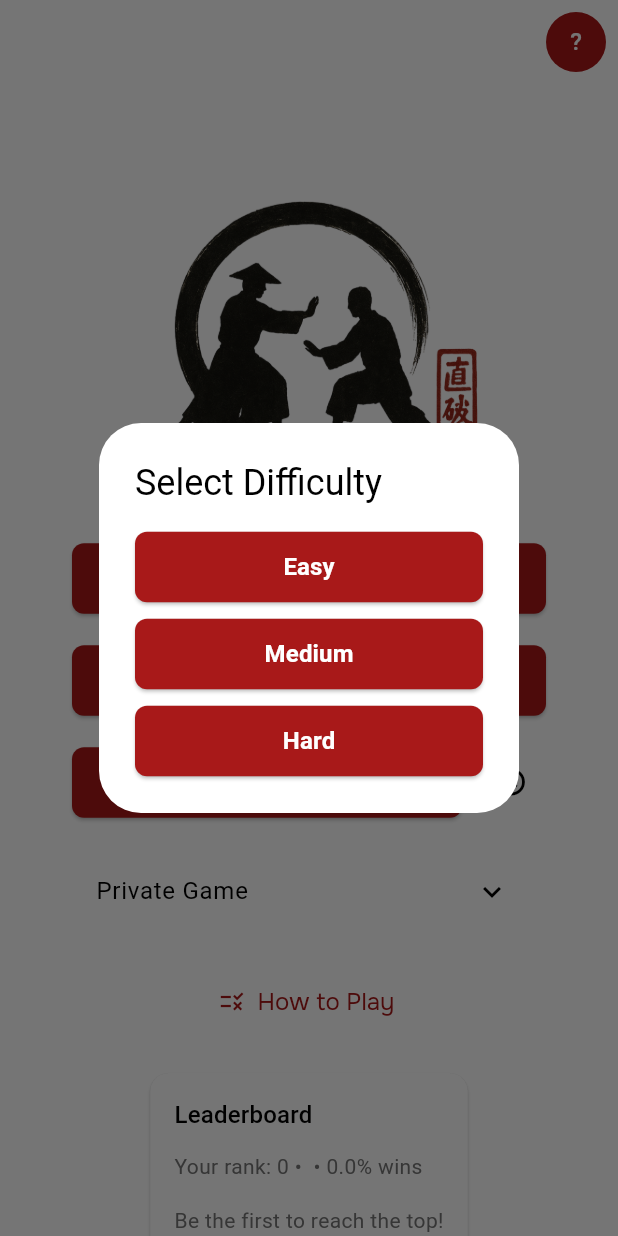
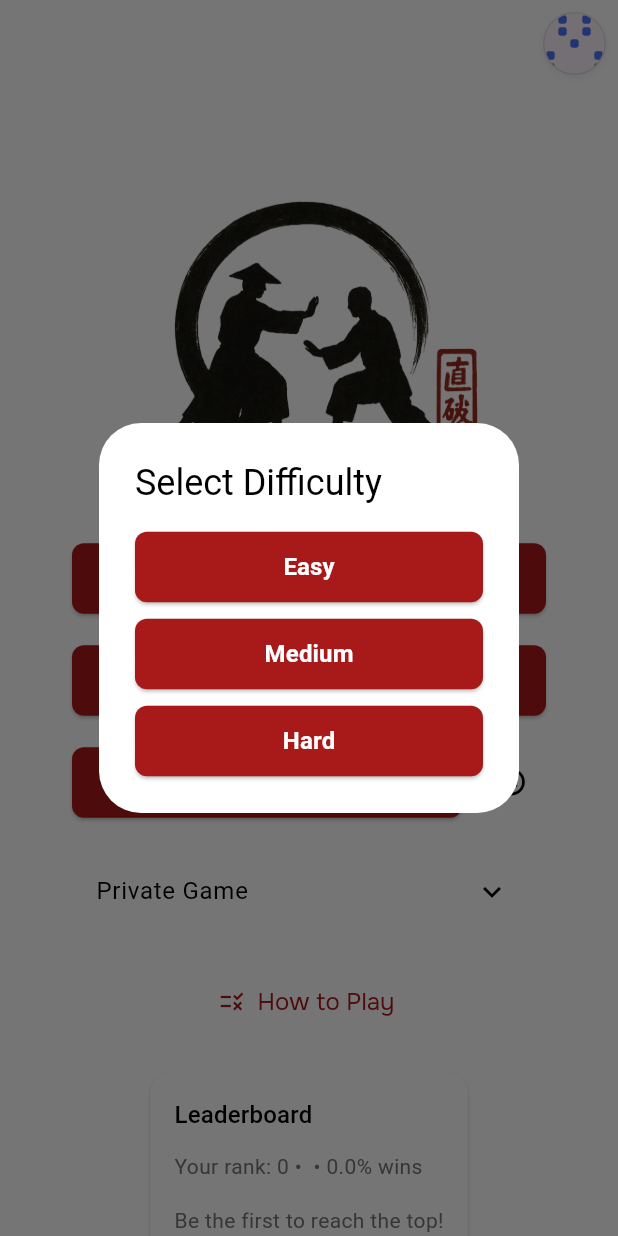
Before and after one commit to Leleocastro/onitama-game, a Flutter app: the MenuScreen screen opened directly, after a tap on "Player vs AI", on a phone screen of 412 x 824 dp. Run offline on Flutter 3.47's test engine with Material 3 defaults, Android fonts, the phone set to English and light mode, and no system bars; our stand-ins replace cached_network_image, cloud_firestore, firebase_analytics, firebase_auth, firebase_core, firebase_crashlytics and 10 more; accounts and stored records are empty; network calls fail; statements that could not run were skipped.

Commit message:
feat: username avatar algorithm

```diff
--- a/lib/screens/menu_screen.dart
+++ b/lib/screens/menu_screen.dart
@@ -11,6 +11,7 @@ import '../services/firestore_service.dart';
 import '../services/ranking_service.dart';
 import '../services/theme_manager.dart';
 import '../widgets/styled_button.dart';
+import '../widgets/username_avatar.dart';
 import './game_lobby_screen.dart';
 import './how_to_play_screen.dart';
 import './interstitial_ad_screen.dart';
@@ -30,6 +31,7 @@ class _MenuScreenState extends State<MenuScreen> {
   final FirestoreService _firestoreService = FirestoreService();
   final RankingService _rankingService = RankingService();
   final TextEditingController _gameIdController = TextEditingController();
+  final Map<String, Future<String?>> _usernameFutures = <String, Future<String?>>{};
 
   String? _playerUid;
   StreamSubscription? _gameSubscription;
@@ -411,22 +413,31 @@ class _MenuScreenState extends State<MenuScreen> {
                   }
                   if (snapshot.hasData && snapshot.data != null && !snapshot.data!.isAnonymous) {
                     final user = snapshot.data!;
-                    final initial = user.displayName?.isNotEmpty ?? false
-                        ? user.displayName![0].toUpperCase()
-                        : (user.email?.isNotEmpty ?? false ? user.email![0].toUpperCase() : '?');
+                    final usernameFuture = _usernameFutures.putIfAbsent(user.uid, () => _firestoreService.getUsername(user.uid));
+                    return FutureBuilder<String?>(
+                      future: usernameFuture,
+                      builder: (context, usernameSnapshot) {
+                        final username = usernameSnapshot.data ?? user.displayName ?? user.email ?? 'player';
                         return Padding(
                           padding: const EdgeInsets.all(8),
                           child: GestureDetector(
                             onTap: () {
                               showDialog(
                                 context: context,
-                            builder: (context) => ProfileModal(user: user),
+                                builder: (context) => ProfileModal(
+                                  user: user,
+                                  username: username,
+                                ),
                               );
                             },
-                        child: CircleAvatar(
-                          child: Text(initial),
+                            child: UsernameAvatar(
+                              username: username,
+                              size: 42,
+                              tooltip: username,
                             ),
                           ),
+                        );
+                      },
                     );
                   } else {
                     return Padding(
@@ -508,9 +519,21 @@ class _MenuScreenState extends State<MenuScreen> {
                       .map(
                         (entry) => ListTile(
                           dense: true,
-                          leading: CircleAvatar(
-                            radius: 16,
-                            child: Text('${entry.rank ?? '-'}'),
+                          contentPadding: EdgeInsets.zero,
+                          leading: SizedBox(
+                            width: 80,
+                            child: Row(
+                              mainAxisSize: MainAxisSize.min,
+                              children: [
+                                Text('${entry.rank ?? '-'}', style: Theme.of(context).textTheme.titleSmall),
+                                const SizedBox(width: 8),
+                                UsernameAvatar(
+                                  username: entry.username,
+                                  size: 32,
+                                  tooltip: entry.username,
+                                ),
+                              ],
+                            ),
                           ),
                           title: Text(entry.username),
                           subtitle: Text(l10n.leaderboardPlayerSubtitle(entry.rating, _localizedTier(entry.tier, l10n))),
--- a/lib/screens/menu_screen2.dart
+++ b/lib/screens/menu_screen2.dart
@@ -10,6 +10,7 @@ import '../l10n/app_localizations.dart';
 import '../services/firestore_service.dart';
 import '../style/theme.dart';
 import '../widgets/leaderboard_widget.dart';
+import '../widgets/username_avatar.dart';
 import 'how_to_play_screen.dart';
 import 'login_screen.dart';
 import 'profile_modal.dart';
@@ -35,6 +36,7 @@ class _MenuScreen2State extends State<MenuScreen2> {
 
   StreamSubscription<User?>? _authStateChangesSubscription;
   String? _playerUid;
+  final Map<String, Future<String?>> _usernameFutures = <String, Future<String?>>{};
 
   @override
   void initState() {
@@ -155,6 +157,8 @@ class _MenuScreen2State extends State<MenuScreen2> {
                   // if (user != null && !user.isAnonymous)
                   IconButton(
                     onPressed: () {
+                      final playerUid = user?.uid ?? _playerUid;
+                      if (playerUid == null) return;
                       showModalBottomSheet(
                         context: context,
                         isScrollControlled: true,
@@ -163,7 +167,7 @@ class _MenuScreen2State extends State<MenuScreen2> {
                         builder: (context) => Container(
                           color: Colors.transparent,
                           padding: EdgeInsets.all(20),
-                          child: LeaderboardWidget(playerUid: user!.uid),
+                          child: LeaderboardWidget(playerUid: playerUid),
                         ),
                       );
                     },
@@ -202,22 +206,30 @@ class _MenuScreen2State extends State<MenuScreen2> {
                   }
                   if (snapshot.hasData && snapshot.data != null && !snapshot.data!.isAnonymous) {
                     final user = snapshot.data!;
-                    final initial = user.displayName?.isNotEmpty ?? false
-                        ? user.displayName![0].toUpperCase()
-                        : (user.email?.isNotEmpty ?? false ? user.email![0].toUpperCase() : '?');
+                    final usernameFuture = _usernameFutures.putIfAbsent(user.uid, () => _firestoreService.getUsername(user.uid));
+                    return FutureBuilder<String?>(
+                      future: usernameFuture,
+                      builder: (context, usernameSnapshot) {
+                        final username = usernameSnapshot.data ?? user.displayName ?? user.email ?? 'player';
                         return Padding(
                           padding: const EdgeInsets.all(8),
                           child: GestureDetector(
                             onTap: () {
                               showDialog(
                                 context: context,
-                            builder: (context) => ProfileModal(user: user),
+                                builder: (context) => ProfileModal(
+                                  user: user,
+                                  username: username,
+                                ),
                               );
                             },
-                        child: CircleAvatar(
-                          child: Text(initial),
+                            child: UsernameAvatar(
+                              username: username,
+                              tooltip: username,
                             ),
                           ),
+                        );
+                      },
                     );
                   } else {
                     return Padding(
--- a/lib/screens/profile_modal.dart
+++ b/lib/screens/profile_modal.dart
@@ -5,8 +5,9 @@ import '../l10n/app_localizations.dart';
 
 class ProfileModal extends StatelessWidget {
   final User user;
+  final String username;
 
-  const ProfileModal({required this.user, super.key});
+  const ProfileModal({required this.user, required this.username, super.key});
 
   @override
   Widget build(BuildContext context) {
@@ -17,6 +18,7 @@ class ProfileModal extends StatelessWidget {
       content: Column(
         mainAxisSize: MainAxisSize.min,
         children: [
+          Text('${l10n.username}: $username'),
           Text('${l10n.email}: ${user.email ?? 'N/A'}'),
           Text('${l10n.displayName}: ${user.displayName ?? 'N/A'}'),
           const SizedBox(height: 20),
--- /dev/null
+++ b/lib/utils/avatar_generator.dart
@@ -0,0 +1,93 @@
+import 'package:flutter/material.dart';
+
+/// Immutable data required to paint a generated avatar.
+class AvatarToken {
+  const AvatarToken({
+    required this.backgroundColor,
+    required this.foregroundColor,
+    required this.pattern,
+  }) : assert(pattern.length == AvatarGenerator.gridSize * AvatarGenerator.gridSize, 'Unexpected pattern length');
+
+  final Color backgroundColor;
+  final Color foregroundColor;
+  final List<bool> pattern;
+}
+
+/// Deterministically creates identicon-like avatars from usernames, similar to GitHub.
+class AvatarGenerator {
+  static const int gridSize = 5;
+
+  static final Map<String, AvatarToken> _cache = <String, AvatarToken>{};
+
+  const AvatarGenerator._();
+
+  /// Returns a cached avatar token for the provided [username].
+  static AvatarToken fromUsername(String username) {
+    final normalized = username.trim().toLowerCase().isEmpty ? 'player' : username.trim().toLowerCase();
+    return _cache.putIfAbsent(normalized, () => _generate(normalized));
+  }
+
+  static AvatarToken _generate(String normalized) {
+    var hash = _fnv1a32(normalized);
+    final safeHash = hash & 0x7fffffff;
+    final background = _backgroundPalette[safeHash % _backgroundPalette.length];
+    final foreground = _accentPalette[(safeHash >> 3) % _accentPalette.length];
+    final pattern = List<bool>.filled(gridSize * gridSize, false);
+    final mirrorColumns = (gridSize / 2).ceil();
+
+    for (var row = 0; row < gridSize; row++) {
+      for (var column = 0; column < mirrorColumns; column++) {
+        hash = _mix(hash, row, column);
+        final shouldPaint = (hash & 0x1) == 1;
+        final leftIndex = row * gridSize + column;
+        final rightIndex = row * gridSize + (gridSize - 1 - column);
+        pattern[leftIndex] = shouldPaint;
+        pattern[rightIndex] = shouldPaint;
+      }
+    }
+
+    return AvatarToken(
+      backgroundColor: background,
+      foregroundColor: foreground,
+      pattern: pattern,
+    );
+  }
+
+  static int _mix(int baseHash, int row, int column) {
+    var hash = baseHash ^ ((row + 1) * 0x45d9f3b) ^ ((column + 7) * 0x27d4eb2d);
+    hash = (hash ^ (hash >> 16)) & 0xffffffff;
+    hash = (hash ^ (hash >> 8)) & 0xffffffff;
+    return hash;
+  }
+
+  static int _fnv1a32(String value) {
+    const fnvPrime = 0x01000193;
+    const fnvOffset = 0x811c9dc5;
+    var hash = fnvOffset;
+    for (final unit in value.codeUnits) {
+      hash ^= unit;
+      hash = (hash * fnvPrime) & 0xffffffff;
+    }
+    return hash;
+  }
+
+  static const List<Color> _backgroundPalette = <Color>[
+    Color(0xFFF6F8FA),
+    Color(0xFFEFF3F6),
+    Color(0xFFFDF2F8),
+    Color(0xFFF4F0FF),
+    Color(0xFFEEFDF5),
+    Color(0xFFECF7FF),
+  ];
+
+  static const List<Color> _accentPalette = <Color>[
+    Color(0xFF4C72FF),
+    Color(0xFF9B51E0),
+    Color(0xFFDB4437),
+    Color(0xFF0F9D58),
+    Color(0xFF00AEEF),
+    Color(0xFFF4B400),
+    Color(0xFFFD7F20),
+    Color(0xFF6D4C41),
+  ];
+}
--- a/lib/widgets/leaderboard_widget.dart
+++ b/lib/widgets/leaderboard_widget.dart
@@ -3,6 +3,7 @@ import 'package:flutter/material.dart';
 import '../l10n/app_localizations.dart';
 import '../models/leaderboard_entry.dart';
 import '../services/ranking_service.dart';
+import 'username_avatar.dart';
 
 class LeaderboardWidget extends StatefulWidget {
   const LeaderboardWidget({required this.playerUid, super.key});
@@ -84,9 +85,21 @@ class _LeaderboardWidgetState extends State<LeaderboardWidget> {
                       .map(
                         (entry) => ListTile(
                           dense: true,
-                          leading: CircleAvatar(
-                            radius: 16,
-                            child: Text('${entry.rank ?? '-'}'),
+                          contentPadding: EdgeInsets.zero,
+                          leading: SizedBox(
+                            width: 80,
+                            child: Row(
+                              mainAxisSize: MainAxisSize.min,
+                              children: [
+                                Text('${entry.rank ?? '-'}', style: Theme.of(context).textTheme.titleSmall),
+                                const SizedBox(width: 8),
+                                UsernameAvatar(
+                                  username: entry.username,
+                                  size: 32,
+                                  tooltip: entry.username,
+                                ),
+                              ],
+                            ),
                           ),
                           title: Text(entry.username),
                           subtitle: Text(l10n.leaderboardPlayerSubtitle(entry.rating, _localizedTier(entry.tier, l10n))),
--- /dev/null
+++ b/lib/widgets/username_avatar.dart
@@ -0,0 +1,86 @@
+import 'package:flutter/material.dart';
+
+import '../utils/avatar_generator.dart';
+
+/// Renders a deterministic avatar generated from a username.
+class UsernameAvatar extends StatelessWidget {
+  const UsernameAvatar({
+    required this.username,
+    this.size = 35,
+    this.tooltip,
+    super.key,
+  });
+
+  final String username;
+  final double size;
+  final String? tooltip;
+
+  @override
+  Widget build(BuildContext context) {
+    final avatarSeed = AvatarGenerator.fromUsername(username);
+    final avatar = RepaintBoundary(
+      child: Container(
+        width: size,
+        height: size,
+        decoration: BoxDecoration(
+          border: Border.all(
+            color: Theme.of(context).colorScheme.onSurface.withOpacity(0.1),
+          ),
+          shape: BoxShape.circle,
+          boxShadow: [
+            BoxShadow(
+              color: Colors.black.withOpacity(0.05),
+              blurRadius: 4,
+              offset: const Offset(0, 2),
+            ),
+          ],
+        ),
+        child: ClipOval(
+          child: CustomPaint(
+            painter: _AvatarPainter(avatarSeed),
+            size: Size.square(size),
+          ),
+        ),
+      ),
+    );
+
+    if (tooltip != null && tooltip!.isNotEmpty) {
+      return Tooltip(message: tooltip, child: avatar);
+    }
+    return avatar;
+  }
+}
+
+class _AvatarPainter extends CustomPainter {
+  _AvatarPainter(this.seed)
+      : _backgroundPaint = Paint()
+          ..color = seed.backgroundColor
+          ..style = PaintingStyle.fill,
+        _primaryPaint = Paint()
+          ..color = seed.foregroundColor
+          ..style = PaintingStyle.fill
+          ..isAntiAlias = true;
+
+  final AvatarToken seed;
+  final Paint _backgroundPaint;
+  final Paint _primaryPaint;
+
+  @override
+  void paint(Canvas canvas, Size size) {
+    canvas.drawRect(Offset.zero & size, _backgroundPaint);
+    final cellWidth = size.width / AvatarGenerator.gridSize;
+    final cellHeight = size.height / AvatarGenerator.gridSize;
+    final inset = cellWidth * 0.15;
+
+    for (var index = 0; index < seed.pattern.length; index++) {
+      if (!seed.pattern[index]) continue;
+      final row = index ~/ AvatarGenerator.gridSize;
+      final column = index % AvatarGenerator.gridSize;
+      final rect = Rect.fromLTWH(column * cellWidth, row * cellHeight, cellWidth, cellHeight).deflate(inset);
+      canvas.drawRRect(RRect.fromRectAndRadius(rect, Radius.circular(cellWidth * 0.2)), _primaryPaint);
+    }
+  }
+
+  @override
+  bool shouldRepaint(covariant _AvatarPainter oldDelegate) => seed != oldDelegate.seed;
+}
```
Lines whose indentation alone changed are shown as unchanged.
